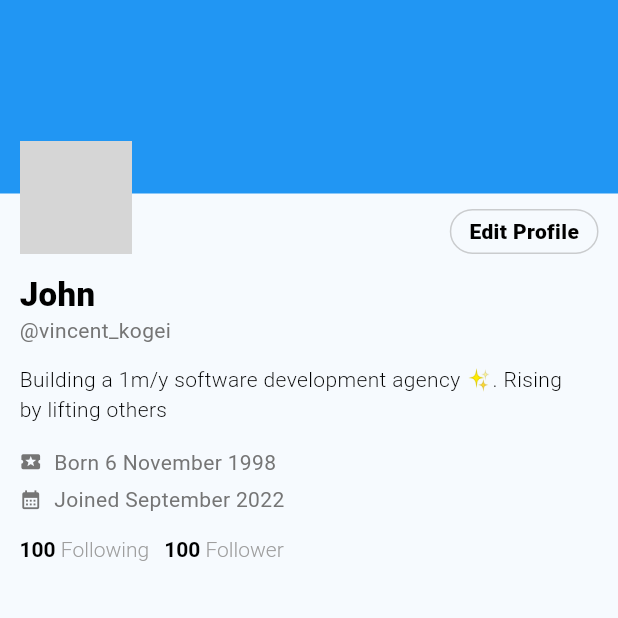
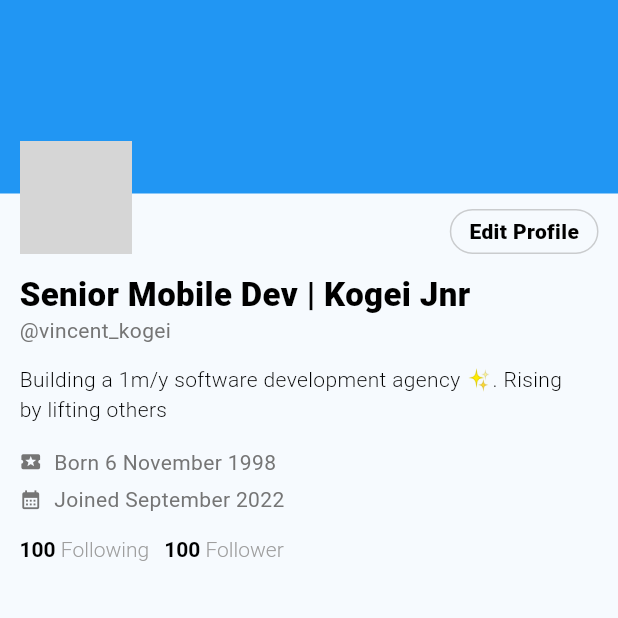
Before and after one commit to mervinkogei/flutter-twitter-profile, a Flutter app: the screen it shows after launch, on a phone screen of 412 x 824 dp, the top half of it. Run offline on Flutter 3.47's test engine with Material 3 defaults, Android fonts, the phone set to English and light mode, and no system bars; network calls fail; grey boxes are pictures that could not be loaded.

Commit message:
chore: updated the twitter profile Header

```diff
--- a/lib/screens/twitter_header.dart
+++ b/lib/screens/twitter_header.dart
@@ -17,7 +17,7 @@ class TwitterProfileHeader extends StatelessWidget {
               crossAxisAlignment: CrossAxisAlignment.start,
               children: [
                 const Text(
-                  'John',
+                  'Senior Mobile Dev | Kogei Jnr',
                   style: TextStyle(
                       fontSize: 22,
                       fontWeight: FontWeight.w800,
```
